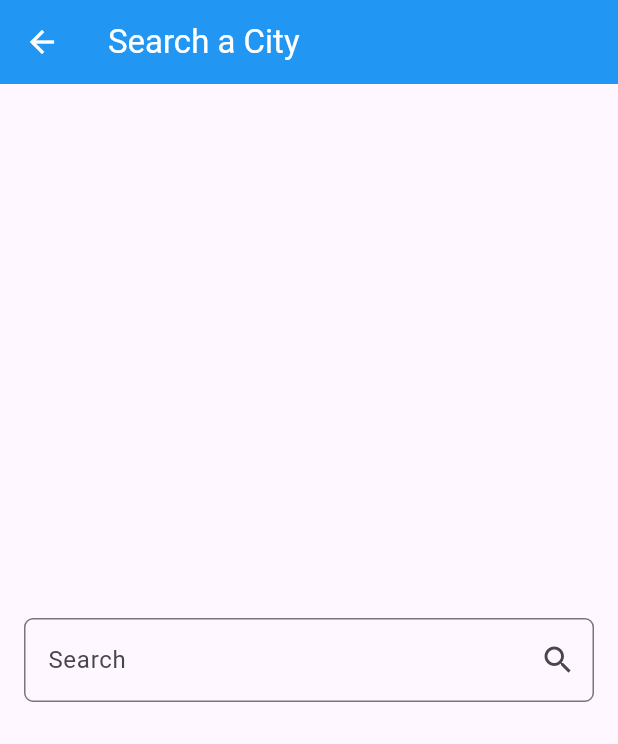
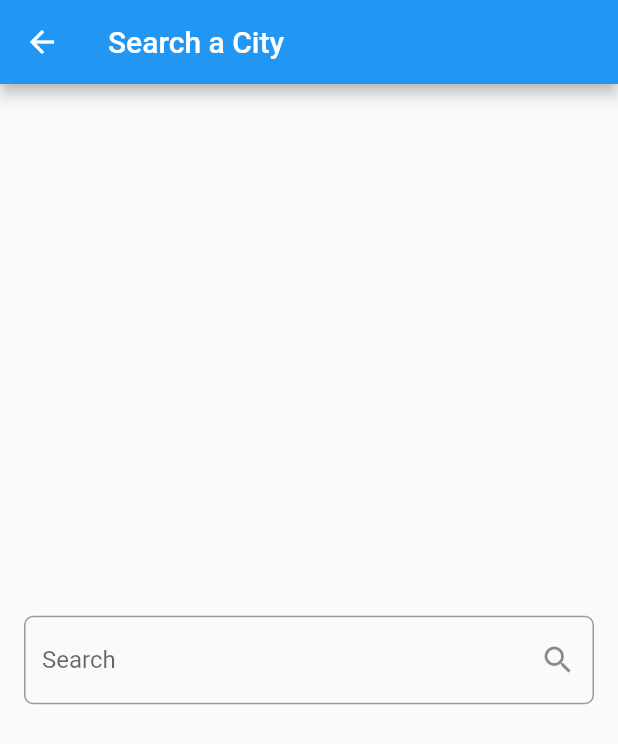
Before and after one commit to Mustafa1Mohamed/wethar_app, a Flutter app: the screen it shows after launch, after a tap on the "search" icon, on a phone screen of 412 x 824 dp. Shown: the top 744 px of the screen. Run offline on Flutter 3.47's test engine with Material 3 defaults, Android fonts, the phone set to English and light mode, and no system bars; our stand-ins replace dio, flutter_bloc.

Commit message:
create function getTheme and finishing the app

```diff
--- a/lib/cubits/get_weather_cubit/get_weather_cubit.dart
+++ b/lib/cubits/get_weather_cubit/get_weather_cubit.dart
@@ -15,4 +15,6 @@ class GetWeatherCubit extends Cubit<WeatherState> {
       emit(WeatherFailurState());
     }
   }
+
+
 }
--- a/lib/main.dart
+++ b/lib/main.dart
@@ -1,6 +1,8 @@
 import 'package:flutter/material.dart';
 import 'package:flutter_bloc/flutter_bloc.dart';
 import 'package:wethar_app/cubits/get_weather_cubit/get_weather_cubit.dart';
+import 'package:wethar_app/models/weather_model.dart';
+import 'package:wethar_app/services/weather_service.dart';
 import 'package:wethar_app/views/home_view.dart';
 
 void main() {
@@ -14,9 +16,15 @@ class WeatherApp extends StatelessWidget {
   Widget build(BuildContext context) {
     return BlocProvider(
       create: (context) => GetWeatherCubit(),
-      child: const MaterialApp(
-        debugShowCheckedModeBanner: false,
-        home: HomeView(),
+      child: Builder(
+        builder: (context) => MaterialApp(
+          theme: ThemeData(
+            primarySwatch: getThemeColor(),
+            useMaterial3: false,
+          ),
+          debugShowCheckedModeBanner: false,
+          home: const HomeView(),
+        ),
       ),
     );
   }
--- a/lib/models/weather_model.dart
+++ b/lib/models/weather_model.dart
@@ -1,3 +1,5 @@
+import 'package:flutter/material.dart';
+
 class WeatherModel {
   final String cityName;
   final String dateTime;
@@ -6,7 +8,6 @@ class WeatherModel {
   final double minTemp;
   final String image;
   final String weatherCondition;
-
   WeatherModel(
       {required this.cityName,
       required this.dateTime,
--- a/lib/services/weather_service.dart
+++ b/lib/services/weather_service.dart
@@ -1,6 +1,7 @@
 import 'dart:developer';
 
 import 'package:dio/dio.dart';
+import 'package:flutter/material.dart';
 import 'package:wethar_app/models/weather_model.dart';
 
 class WeatherService {
@@ -14,6 +15,7 @@ class WeatherService {
       Response response = await dio
           .get("$baseUrl/forecast.json?key=$apiKey&q=$cityName&days=1");
       WeatherModel weatherModel = WeatherModel.fromJson(response.data);
+      weatherCondition = weatherModel.weatherCondition;
       return weatherModel;
     } on DioException catch (e) {
       final String errorMessage = e.response?.data['error']['message'] ??
@@ -25,3 +27,37 @@ class WeatherService {
     }
   }
 }
+
+String? weatherCondition;
+MaterialColor getThemeColor() {
+  if (weatherCondition == null) return Colors.blue;
+  if (weatherCondition == 'Sunny' ||
+      weatherCondition == 'Clear' ||
+      weatherCondition == 'partly cloudy') {
+    return Colors.orange;
+  } else if (weatherCondition == 'Blizzard' ||
+      weatherCondition == 'Patchy snow possible' ||
+      weatherCondition == 'Patchy sleet possible' ||
+      weatherCondition == 'Patchy freezing drizzle possible' ||
+      weatherCondition == 'Blowing snow') {
+    return Colors.blue;
+  } else if (weatherCondition == 'Freezing fog' ||
+      weatherCondition == 'Fog' ||
+      weatherCondition == 'Heavy Cloud' ||
+      weatherCondition == 'Mist' ||
+      weatherCondition == 'Fog') {
+    return Colors.blueGrey;
+  } else if (weatherCondition == 'Patchy rain possible' ||
+      weatherCondition == 'Heavy Rain' ||
+      weatherCondition == 'Showers	') {
+    return Colors.blue;
+  } else if (weatherCondition == 'Thundery outbreaks possible' ||
+      weatherCondition == 'Moderate or heavy snow with thunder' ||
+      weatherCondition == 'Patchy light snow with thunder' ||
+      weatherCondition == 'Moderate or heavy rain with thunder' ||
+      weatherCondition == 'Patchy light rain with thunder') {
+    return Colors.deepPurple;
+  } else {
+    return Colors.orange;
+  }
+}
--- a/lib/views/home_view.dart
+++ b/lib/views/home_view.dart
@@ -20,9 +20,7 @@ class _HomeViewState extends State<HomeView> {
       appBar: AppBar(
         title: const Text(
           'Weather App',
-          style: TextStyle(
-            color: Colors.white,
-          ),
+          style: TextStyle(),
         ),
         actions: [
           IconButton(
@@ -33,11 +31,9 @@ class _HomeViewState extends State<HomeView> {
             },
             icon: const Icon(
               Icons.search,
-              color: Colors.white,
             ),
           ),
         ],
-        backgroundColor: Colors.blue,
       ),
       body: BlocBuilder<GetWeatherCubit, WeatherState>(
         builder: (context, state) {
--- a/lib/views/search_view.dart
+++ b/lib/views/search_view.dart
@@ -10,16 +10,15 @@ class SearchView extends StatelessWidget {
     return Scaffold(
       appBar: AppBar(
         leading: IconButton(
-          icon: const Icon(Icons.arrow_back, color: Colors.white),
+          icon: const Icon(
+            Icons.arrow_back,
+          ),
           onPressed: () => Navigator.of(context).pop(),
         ),
         title: const Text(
           'Search a City',
-          style: TextStyle(
-            color: Colors.white,
-          ),
+          style: TextStyle(),
         ),
-        backgroundColor: Colors.blue,
       ),
       body: Padding(
         padding: const EdgeInsets.symmetric(horizontal: 16),
--- a/lib/widgets/weather_info_body.dart
+++ b/lib/widgets/weather_info_body.dart
@@ -1,12 +1,21 @@
 import 'package:flutter/material.dart';
+import 'package:wethar_app/main.dart';
 import 'package:wethar_app/models/weather_model.dart';
+import 'package:wethar_app/services/weather_service.dart';
 
 class WeatherInfoBody extends StatelessWidget {
   const WeatherInfoBody({super.key, required this.weatherModel});
   final WeatherModel weatherModel;
   @override
   Widget build(BuildContext context) {
-    return Padding(
+    return Container(
+      decoration: BoxDecoration(
+          gradient: LinearGradient(colors: [
+        getThemeColor(),
+        getThemeColor()[300]!,
+        getThemeColor()[50]!,
+      ], begin: Alignment.topCenter, end: Alignment.bottomCenter)),
+      child: Padding(
         padding: const EdgeInsets.symmetric(horizontal: 16),
         child: Column(
           mainAxisAlignment: MainAxisAlignment.center,
@@ -74,6 +83,7 @@ class WeatherInfoBody extends StatelessWidget {
             ),
           ],
         ),
+      ),
     );
   }
 }
```
Lines whose indentation alone changed are shown as unchanged.
